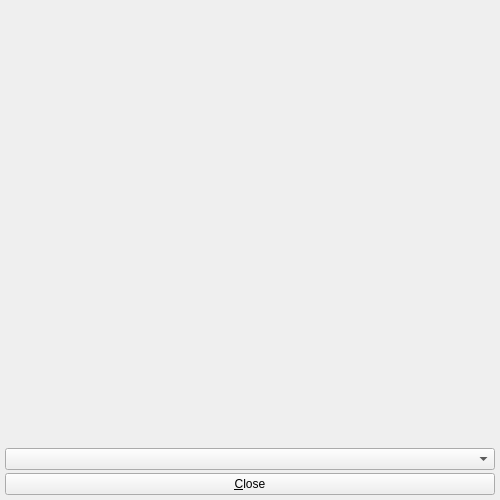
First picture: the form in src/klflatexsymbols.ui, repository TobiasWinchen/klatexformula_debian, before the edit.
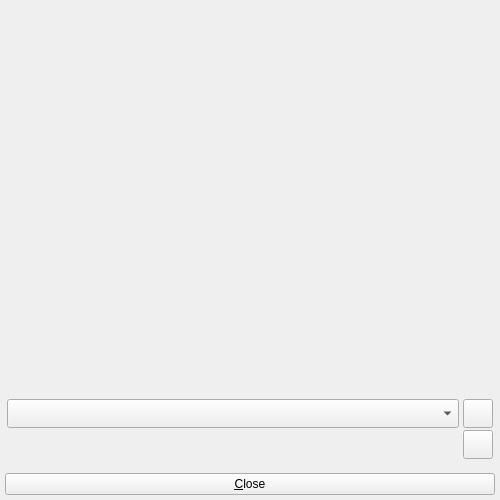
Second picture: the form after the edit. Icons and pictures are not drawn. Custom widgets are drawn as their Qt base class.

What changed in the file:
```diff
--- a/src/klflatexsymbols.ui
+++ b/src/klflatexsymbols.ui
@@ -18,14 +18,31 @@
    <iconset resource="klfres.qrc">
     <normaloff>:/pics/klatexformula-128.png</normaloff>:/pics/klatexformula-128.png</iconset>
   </property>
-  <layout class="QVBoxLayout" name="lyt_KLFLatexSymbols">
-   <property name="spacing">
-    <number>3</number>
+  <layout class="QGridLayout" name="lyt_KLFLatexSymbols">
+   <property name="verticalSpacing">
+    <number>4</number>
    </property>
    <property name="margin">
     <number>5</number>
    </property>
-   <item>
+   <item row="1" column="0">
+    <widget class="QPushButton" name="btnClose">
+     <property name="toolTip">
+      <string>Close this dialog</string>
+     </property>
+     <property name="text">
+      <string>&amp;Close</string>
+     </property>
+     <property name="icon">
+      <iconset resource="klftoolsres.qrc">
+       <normaloff>:/pics/closehide.png</normaloff>:/pics/closehide.png</iconset>
+     </property>
+     <property name="shortcut">
+      <string>Alt+C</string>
+     </property>
+    </widget>
+   </item>
+   <item row="0" column="0">
     <widget class="QFrame" name="frmMain">
      <property name="frameShape">
       <enum>QFrame::NoFrame</enum>
@@ -36,14 +53,23 @@
      <property name="lineWidth">
       <number>0</number>
      </property>
-     <layout class="QVBoxLayout" name="lyt_frmMain">
-      <property name="spacing">
-       <number>3</number>
+     <layout class="QGridLayout" name="lyt_frmMain">
+      <property name="leftMargin">
+       <number>2</number>
       </property>
-      <property name="margin">
-       <number>0</number>
+      <property name="topMargin">
+       <number>2</number>
       </property>
-      <item>
+      <property name="rightMargin">
+       <number>2</number>
+      </property>
+      <property name="bottomMargin">
+       <number>10</number>
+      </property>
+      <property name="horizontalSpacing">
+       <number>4</number>
+      </property>
+      <item row="0" column="0" colspan="3">
        <widget class="QFrame" name="frmStackContainer">
         <property name="sizePolicy">
          <sizepolicy hsizetype="Preferred" vsizetype="Expanding">
@@ -62,36 +88,113 @@
         </property>
        </widget>
       </item>
-      <item>
+      <item row="2" column="0" colspan="2">
        <widget class="QComboBox" name="cbxCategory">
+        <property name="sizePolicy">
+         <sizepolicy hsizetype="Preferred" vsizetype="Preferred">
+          <horstretch>0</horstretch>
+          <verstretch>0</verstretch>
+         </sizepolicy>
+        </property>
         <property name="toolTip">
          <string>Choose symbol category</string>
         </property>
        </widget>
       </item>
+      <item row="3" column="0" colspan="2">
+       <widget class="KLFSearchBar" name="searchbar">
+        <property name="minimumSize">
+         <size>
+          <width>0</width>
+          <height>10</height>
+         </size>
+        </property>
+        <property name="autoHide" stdset="0">
+         <bool>true</bool>
+        </property>
+        <property name="focusOutText" stdset="0">
+         <string>Search for Symbols ...</string>
+        </property>
+        <property name="showSearchLabel" stdset="0">
+         <bool>false</bool>
+        </property>
+       </widget>
+      </item>
+      <item row="2" column="2">
+       <widget class="QToolButton" name="btnSearch">
+        <property name="sizePolicy">
+         <sizepolicy hsizetype="Fixed" vsizetype="Preferred">
+          <horstretch>0</horstretch>
+          <verstretch>0</verstretch>
+         </sizepolicy>
+        </property>
+        <property name="toolTip">
+         <string>&lt;p style=&quot;white-space: pre&quot;&gt;Search for Symbols ...  [&lt;strong&gt;Ctrl-F&lt;/strong&gt;, &lt;strong&gt;Ctrl-S&lt;/strong&gt; or &lt;strong&gt;/&lt;/strong&gt;]</string>
+        </property>
+        <property name="icon">
+         <iconset resource="klfres.qrc">
+          <normaloff>:/pics/showpreview.png</normaloff>:/pics/showpreview.png</iconset>
+        </property>
+        <property name="iconSize">
+         <size>
+          <width>22</width>
+          <height>22</height>
+         </size>
+        </property>
+        <property name="checkable">
+         <bool>true</bool>
+        </property>
+       </widget>
+      </item>
+      <item row="3" column="2">
+       <widget class="QToolButton" name="btnInsertSearchCurrent">
+        <property name="sizePolicy">
+         <sizepolicy hsizetype="Fixed" vsizetype="Fixed">
+          <horstretch>0</horstretch>
+          <verstretch>0</verstretch>
+         </sizepolicy>
+        </property>
+        <property name="toolTip">
+         <string>&lt;p style=&quot;white-space: pre&quot;&gt;Insert the current search result match  [&lt;strong&gt;Ctrl-Space&lt;/strong&gt;]&lt;/p&gt;</string>
+        </property>
+        <property name="text">
+         <string/>
+        </property>
+        <property name="icon">
+         <iconset resource="klfres.qrc">
+          <normaloff>:/pics/insertsymb.png</normaloff>:/pics/insertsymb.png</iconset>
+        </property>
+        <property name="iconSize">
+         <size>
+          <width>22</width>
+          <height>22</height>
+         </size>
+        </property>
+        <property name="shortcut">
+         <string>Ctrl+Space</string>
+        </property>
+       </widget>
+      </item>
      </layout>
     </widget>
    </item>
-   <item>
-    <widget class="QPushButton" name="btnClose">
-     <property name="toolTip">
-      <string>Close this dialog</string>
-     </property>
-     <property name="text">
-      <string>&amp;Close</string>
-     </property>
-     <property name="icon">
-      <iconset>
-       <normaloff>:/pics/closehide.png</normaloff>:/pics/closehide.png</iconset>
-     </property>
-     <property name="shortcut">
-      <string>Alt+C</string>
-     </property>
-    </widget>
-   </item>
   </layout>
  </widget>
  <layoutdefault spacing="2" margin="0"/>
+ <customwidgets>
+  <customwidget>
+   <class>KLFSearchBar</class>
+   <extends>QFrame</extends>
+   <header location="global">klfsearchbar.h</header>
+   <container>1</container>
+   <slots>
+    <signal>visibilityChanged(bool)</signal>
+    <signal>searchPerformed(bool)</signal>
+    <signal>hasMatch(bool)</signal>
+    <slot>focus()</slot>
+   </slots>
+  </customwidget>
+ </customwidgets>
  <tabstops>
   <tabstop>cbxCategory</tabstop>
   <tabstop>btnClose</tabstop>
```
Left out of the diff: 84 changed lines with no effect on the pictures.
